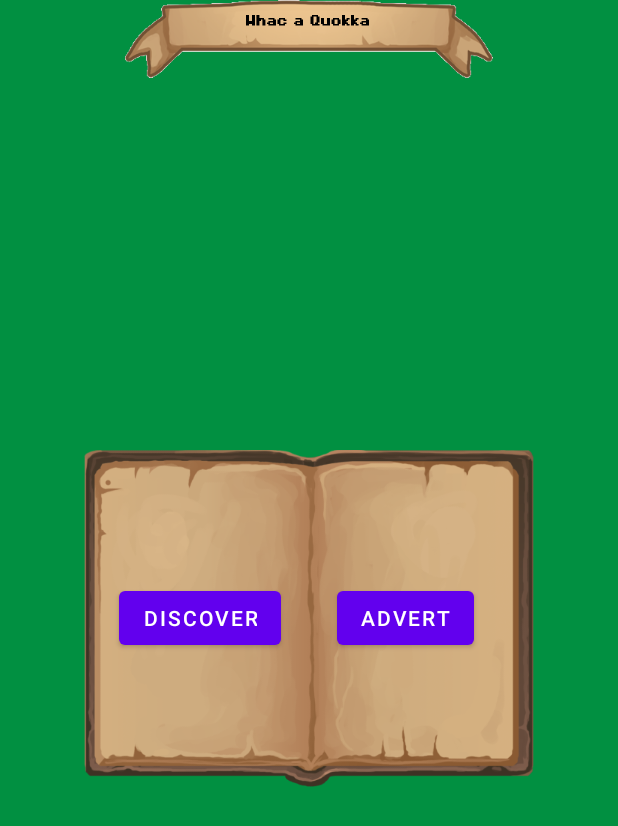
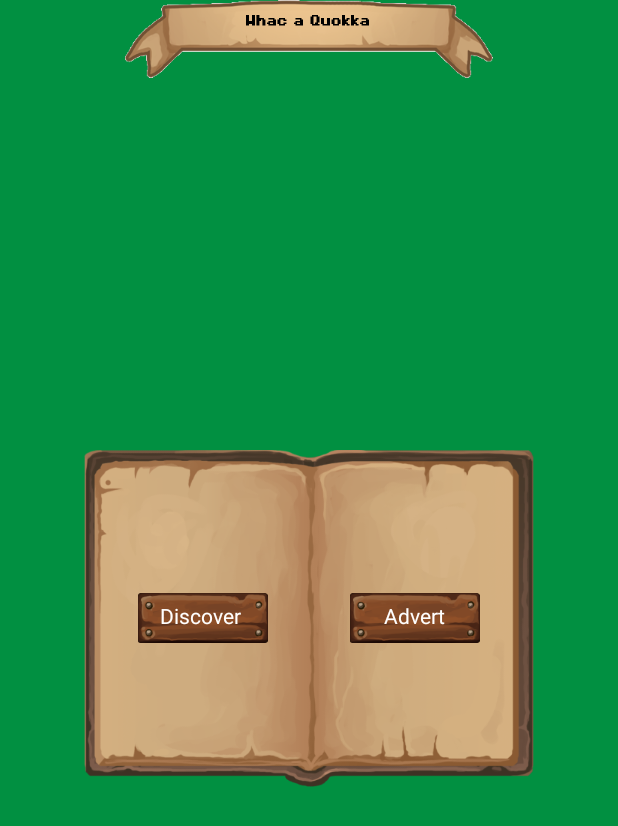
Before and after one commit to MelvynHerzig/AND_Project, an Android app: the layout activity_main.xml on its own in the app's theme, with its tools: preview values and no code run, on a phone screen of 412 x 824 dp. Shown: the top 826 px of the screen. Run offline under Robolectric (Android 15) with nearby library versions, the phone set to English and light mode, and no system bars.

Commit message:
using nine patch for buttons

```diff
--- a/WhacAQuokkaApplication/app/src/main/java/com/and/whacaquokkaapplication/QuokkaGameActivity.kt
+++ b/WhacAQuokkaApplication/app/src/main/java/com/and/whacaquokkaapplication/QuokkaGameActivity.kt
@@ -2,7 +2,6 @@ package com.and.whacaquokkaapplication
 
 import androidx.appcompat.app.AppCompatActivity
 import android.os.Bundle
-import android.widget.Button
 import android.widget.ImageView
 import android.widget.TextView
 
@@ -11,7 +10,7 @@ class QuokkaGameActivity : AppCompatActivity() {
     private lateinit var scoreTextView : TextView
     private lateinit var timeTextView : TextView
 
-    private lateinit var quitButton: Button
+    private lateinit var quitButton: TextView
 
     private lateinit var quokka1 : ImageView
     private lateinit var quokka2 : ImageView
--- a/WhacAQuokkaApplication/app/src/main/java/com/and/whacaquokkaapplication/WhackGameActivity.kt
+++ b/WhacAQuokkaApplication/app/src/main/java/com/and/whacaquokkaapplication/WhackGameActivity.kt
@@ -2,7 +2,6 @@ package com.and.whacaquokkaapplication
 
 import androidx.appcompat.app.AppCompatActivity
 import android.os.Bundle
-import android.widget.Button
 import android.widget.ImageView
 import android.widget.TextView
 
@@ -11,7 +10,7 @@ class WhackGameActivity : AppCompatActivity() {
     private lateinit var scoreTextView : TextView
     private lateinit var timeTextView : TextView
 
-    private lateinit var quitButton: Button
+    private lateinit var quitButton: TextView
 
     private lateinit var hole1 : ImageView
     private lateinit var hole2 : ImageView
--- a/WhacAQuokkaApplication/app/src/main/res/layout/activity_main.xml
+++ b/WhacAQuokkaApplication/app/src/main/res/layout/activity_main.xml
@@ -30,53 +30,27 @@
         app:layout_constraintTop_toTopOf="parent" />
 
     <!-- Buttons -->
-    <!--<ImageView
-        android:id="@+id/start_image_button"
-        android:layout_width="wrap_content"
-        android:layout_height="wrap_content"
-        android:contentDescription="@string/start_button"
-        android:src="@drawable/btn_play"
-        android:paddingRight="30dp"
-        app:layout_constraintBottom_toBottomOf="parent"
-        app:layout_constraintRight_toRightOf="@id/quit_image_button"
-        app:layout_constraintLeft_toLeftOf="parent"
-        app:layout_constraintTop_toTopOf="parent" />-->
-
-    <Button
+    <TextView
         android:id="@+id/discover_button"
         android:layout_width="wrap_content"
         android:layout_height="wrap_content"
-        android:contentDescription="@string/discover_button"
+        android:layout_marginEnd="50dp"
+        android:background="@drawable/button_long"
         android:text="@string/discover_button"
-        android:layout_marginEnd="50dp"
+        android:textColor="@color/white"
         app:layout_constraintBottom_toBottomOf="parent"
         app:layout_constraintLeft_toLeftOf="parent"
         app:layout_constraintRight_toRightOf="@id/advert_button"
         app:layout_constraintTop_toTopOf="parent" />
 
-    <!--android:background="@android:color/green"
-android:textColor="@android:color/white"-->
-
-    <!-- TODO: use nine patch -->
-    <!--<ImageView
-        android:id="@+id/quit_image_button"
-        android:layout_width="wrap_content"
-        android:layout_height="wrap_content"
-        android:contentDescription="@string/quit_button"
-        android:src="@drawable/btn_quit"
-        android:paddingLeft="30dp"
-        app:layout_constraintBottom_toBottomOf="parent"
-        app:layout_constraintRight_toRightOf="parent"
-        app:layout_constraintLeft_toLeftOf="@id/start_image_button"
-        app:layout_constraintTop_toTopOf="parent" />-->
-
-    <Button
+    <TextView
         android:id="@+id/advert_button"
         android:layout_width="wrap_content"
         android:layout_height="wrap_content"
-        android:contentDescription="@string/advert_button"
+        android:layout_marginStart="50dp"
+        android:background="@drawable/button"
         android:text="@string/advert_button"
-        android:layout_marginStart="50dp"
+        android:textColor="@color/white"
         app:layout_constraintBottom_toBottomOf="parent"
         app:layout_constraintLeft_toLeftOf="@id/discover_button"
         app:layout_constraintRight_toRightOf="parent"
```
Also changed, not shown: WhacAQuokkaApplication/app/src/main/AndroidManifest.xml (+9 -5 lines), WhacAQuokkaApplication/app/src/main/java/com/and/whacaquokkaapplication/MainActivity.kt (+4 -3 lines), WhacAQuokkaApplication/app/src/main/res/layout/activity_quokka_game.xml (+4 -4 lines), WhacAQuokkaApplication/app/src/main/res/layout/activity_whack_game.xml (+11 -11 lines), WhacAQuokkaApplication/app/src/main/res/drawable-xhdpi/btn_advert.png (deleted), WhacAQuokkaApplication/app/src/main/res/drawable-xhdpi/btn_discover.png (deleted), WhacAQuokkaApplication/app/src/main/res/drawable-xhdpi/btn_play.png (deleted), WhacAQuokkaApplication/app/src/main/res/drawable-xhdpi/btn_quit.png (deleted), WhacAQuokkaApplication/app/src/main/res/drawable-xhdpi/button.9.png, WhacAQuokkaApplication/app/src/main/res/drawable-xhdpi/button_long.9.png (added), WhacAQuokkaApplication/app/src/main/res/drawable-xhdpi/hammer.png (deleted).
